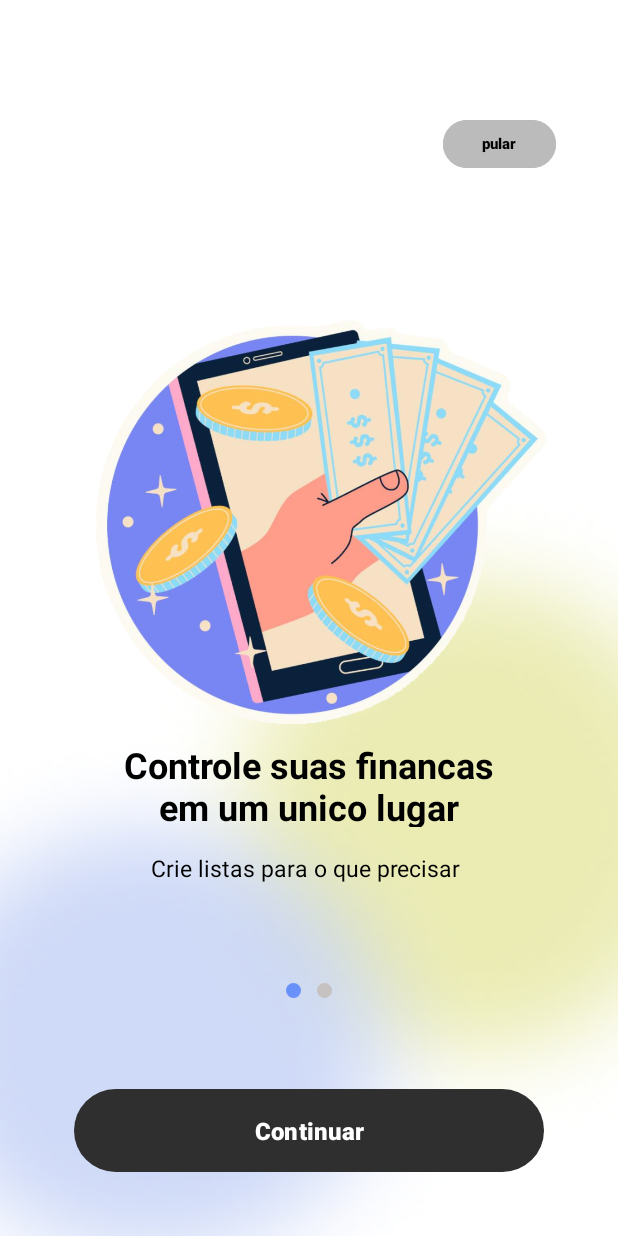
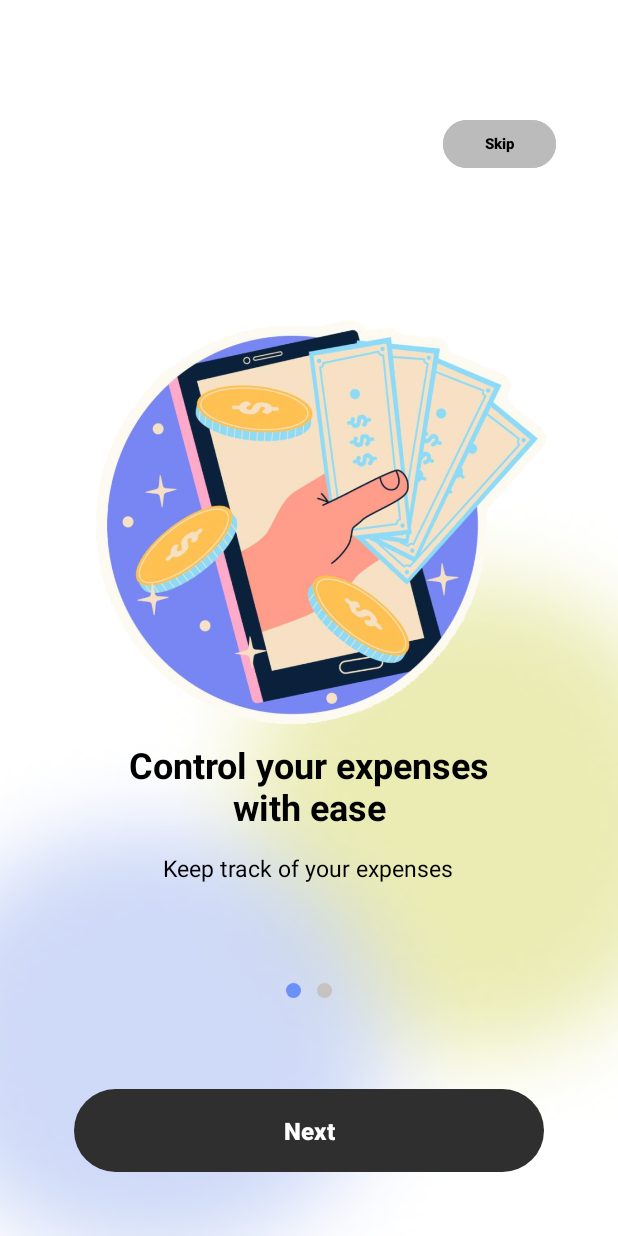
Before and after one commit to BrunoHPBarbosa/FinanceTrack, an Android app: the Presentation screen opened directly, with no data from a screen before it, on a phone screen of 412 x 824 dp. Run offline under Robolectric (Android 15) with nearby library versions, the phone set to English and light mode, and no system bars.

Commit message:
texts created

```diff
--- a/app/src/main/java/com/hacksprint/financetrack/ExpenseDao.kt
+++ b/app/src/main/java/com/hacksprint/financetrack/ExpenseDao.kt
@@ -31,6 +31,6 @@ interface ExpenseDao {
     @Delete
     fun deleteAll(expenseEntity: List<ExpenseEntity>)
 
-    @Query("SELECT SUM(amount) FROM expenseentity")
+    @Query("SELECT COALESCE(SUM(amount), 0) FROM expenseentity")
     suspend fun getSumOfExpenses(): Double
 }
--- a/app/src/main/java/com/hacksprint/financetrack/ExpenseViewModel.kt
+++ b/app/src/main/java/com/hacksprint/financetrack/ExpenseViewModel.kt
@@ -46,6 +46,7 @@ fun loadExpenses(expenseDao: ExpenseDao) {
                 )
             }
         }
+       /* _expenses.value = if (expenses.isNotEmpty()) expenses else emptyList()*/
     }
 }
 
--- a/app/src/main/res/layout/activity_main.xml
+++ b/app/src/main/res/layout/activity_main.xml
@@ -175,7 +175,7 @@
         android:layout_width="wrap_content"
         android:layout_height="wrap_content"
         android:gravity="center"
-        android:text="Add Categoria"
+        android:text="Add Category"
         android:textColor="@color/blue"
         android:textSize="8sp"
         android:textStyle="bold"
--- a/app/src/main/res/layout/chart.xml
+++ b/app/src/main/res/layout/chart.xml
@@ -82,7 +82,7 @@
         android:id="@+id/textView11"
         android:layout_width="wrap_content"
         android:layout_height="wrap_content"
-        android:text="My Grafic"
+        android:text="My Chart"
         android:layout_marginBottom="10dp"
         android:layout_marginTop="20dp"
         android:textAlignment="center"
--- a/app/src/main/res/layout/create_or_update_expense_bottom_sheet.xml
+++ b/app/src/main/res/layout/create_or_update_expense_bottom_sheet.xml
@@ -12,7 +12,7 @@
         android:id="@+id/tv_expense_title"
         android:layout_width="wrap_content"
         android:layout_height="wrap_content"
-        android:text="Criar Nova Despesa"
+        android:text="Create Expense"
         android:textAlignment="center"
         android:textColor="#6991F9"
         android:textSize="20sp"
@@ -28,7 +28,7 @@
         android:id="@+id/textView2"
         android:layout_width="wrap_content"
         android:layout_height="wrap_content"
-        android:text="Escolha a categoria:"
+        android:text="Choose a category:"
         android:textColor="@color/black"
         android:textSize="13sp"
         android:textStyle="bold"
--- a/app/src/main/res/layout/frame_img1.xml
+++ b/app/src/main/res/layout/frame_img1.xml
@@ -25,7 +25,7 @@
             android:id="@+id/textView"
             android:layout_width="283dp"
             android:layout_height="58dp"
-            android:text="Controle suas financas em um unico lugar"
+            android:text="Control your expenses with ease"
             android:textAlignment="center"
             android:textColor="@color/black"
             android:textSize="24sp"
@@ -40,7 +40,7 @@
             android:layout_width="224dp"
             android:layout_height="36dp"
             android:layout_marginTop="16dp"
-            android:text="Crie listas para o que precisar "
+            android:text="Keep track of your expenses"
             android:textAlignment="center"
             android:textColor="@color/black"
             android:textSize="15sp"
--- a/app/src/main/res/layout/home_layout.xml
+++ b/app/src/main/res/layout/home_layout.xml
@@ -48,7 +48,7 @@
     <TextView
         android:layout_width="wrap_content"
         android:layout_height="wrap_content"
-        android:text="Grafic"
+        android:text="Chart"
         android:textColor="@color/blue"
         android:textSize="12dp"
         android:textStyle="bold"
@@ -80,7 +80,7 @@
         android:id="@+id/textView5"
         android:layout_width="wrap_content"
         android:layout_height="wrap_content"
-        android:text="Meus Vencimentos"
+        android:text="Upcoming expenses"
         android:textColor="@color/black"
         android:textSize="15sp"
         android:textStyle="bold"
@@ -172,7 +172,7 @@
             android:layout_height="wrap_content"
             android:layout_marginLeft="15dp"
             android:layout_marginTop="15dp"
-            android:text="Total despesas mensais"
+            android:text="Total monthly expenses"
             android:textColor="@color/black"
             android:textSize="11sp"
             android:textStyle="normal" />
--- a/app/src/main/res/layout/presentation.xml
+++ b/app/src/main/res/layout/presentation.xml
@@ -21,7 +21,7 @@
         android:id="@+id/btn_presentation"
         android:layout_width="313dp"
         android:layout_height="55dp"
-        android:text="Continuar"
+        android:text="Next"
         android:textStyle="bold"
         android:textSize="16sp"
         android:background="@drawable/shape_bottom_bar"
@@ -50,7 +50,7 @@
         android:id="@+id/btn_presentation_skip"
         android:layout_width="75dp"
         android:layout_height="40dp"
-        android:text="pular"
+        android:text="Skip"
         android:textSize="10dp"
         android:backgroundTint="#BCBBBB"
         android:textStyle="bold"
```
Also changed, not shown: app/src/main/java/com/hacksprint/financetrack/Presentation.kt (+4 -3 lines), app/src/main/res/layout/frame_img2.xml (+4 -4 lines).
